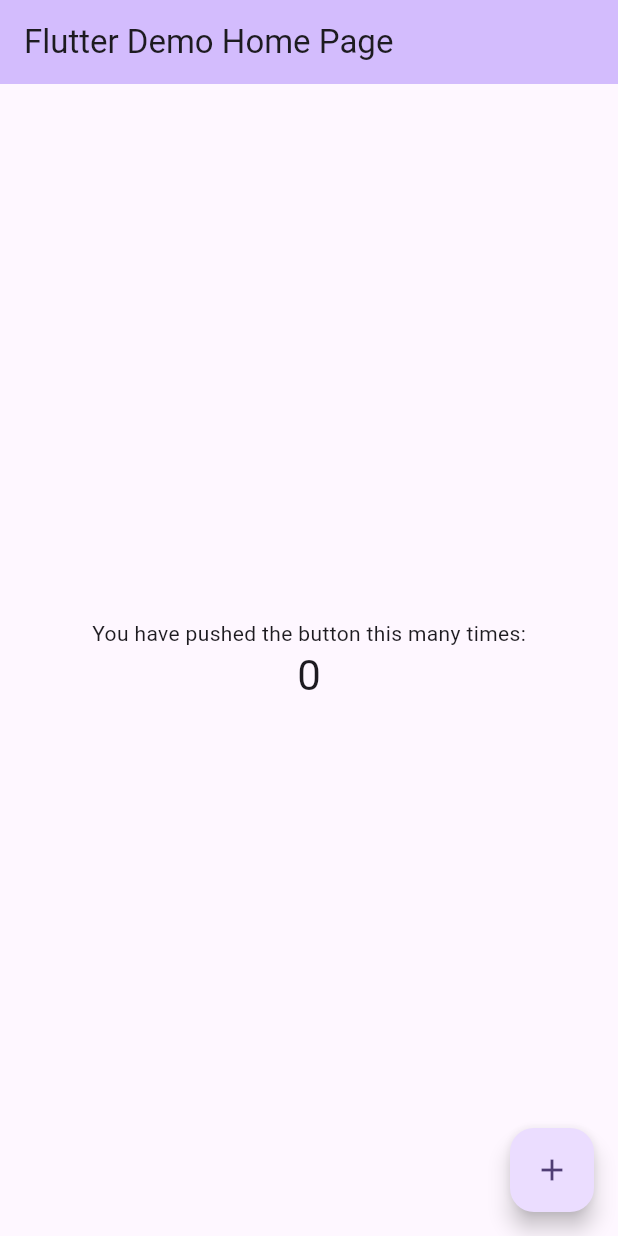
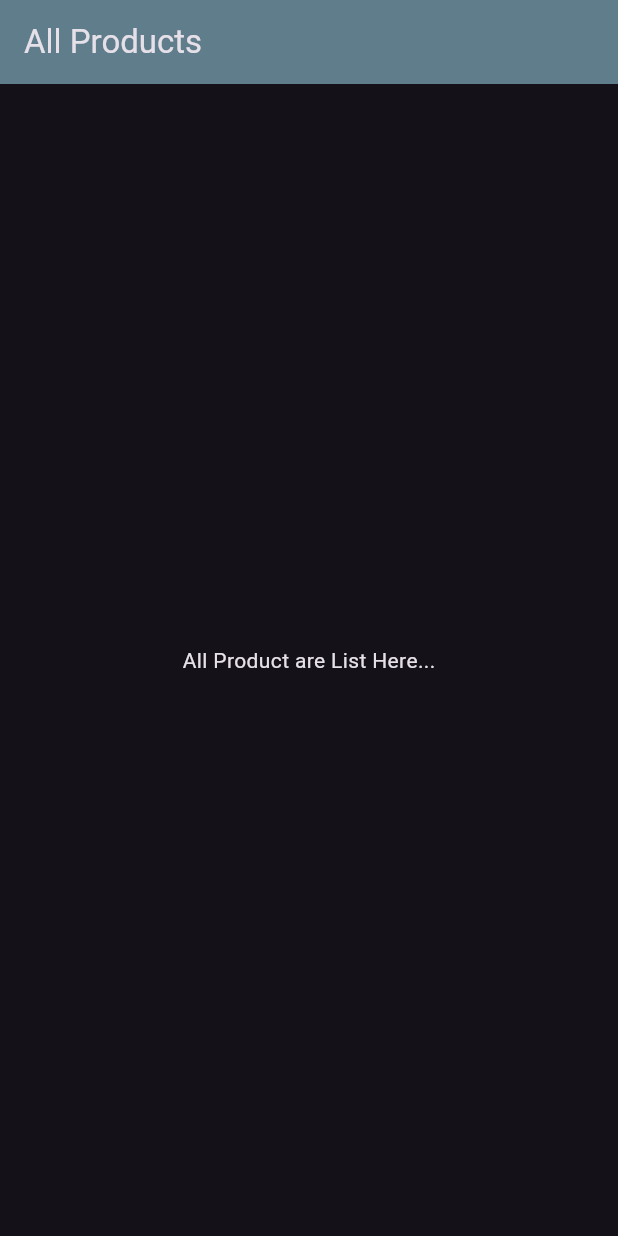
Before and after one commit to Navaskt/sample_ecommerce_app, a Flutter app: the screen it shows after launch, on a phone screen of 412 x 824 dp. Run offline on Flutter 3.47's test engine with Material 3 defaults, Android fonts, the light colour scheme and no system bars; our stand-ins replace dio, flutter_riverpod, freezed_annotation, get_it, injectable, retrofit; generated files the repository leaves out were written again.

Commit message:
Add product feature with DI and API integration
Introduces product feature including domain entities, data models, mappers, remote data source, and presentation screen. Sets up dependency injection using get_it and injectable, integrates Dio and Retrofit for API calls, and updates main.dart to initialize dependencies and show the product screen.

```diff
--- /dev/null
+++ b/lib/core/service/clients/product_client.dart
@@ -0,0 +1,19 @@
+import 'package:dio/dio.dart';
+import 'package:injectable/injectable.dart';
+import 'package:retrofit/retrofit.dart';
+
+import '../../../features/products/data/models/product_model.dart';
+
+part 'product_client.g.dart';
+
+@RestApi(baseUrl: 'https://fakestoreapi.com/products')
+abstract class ProductClient {
+  @factoryMethod
+  factory ProductClient(Dio dio, {String baseUrl}) = _ProductClient;
+
+  @GET('')
+  Future<List<ProductModel>> getAllProduct();
+
+  @GET('/{id}')
+  Future<ProductModel> getProductDetail(@Path("id") int id);
+}
--- /dev/null
+++ b/lib/features/products/presentation/screens/product_screen.dart
@@ -0,0 +1,20 @@
+import 'package:flutter/material.dart';
+import 'package:flutter_riverpod/flutter_riverpod.dart';
+
+class ProductScreen extends ConsumerWidget {
+  const ProductScreen({super.key});
+
+  @override
+  Widget build(BuildContext context, ref) {
+    return Scaffold(
+      appBar: AppBar(
+        title: Text("All Products"),
+        backgroundColor: Colors.blueGrey,
+      ),
+      body: Column(
+        mainAxisAlignment: MainAxisAlignment.center,
+        children: [Center(child: Text("All Product are List Here..."))],
+      ),
+    );
+  }
+}
--- a/lib/main.dart
+++ b/lib/main.dart
@@ -1,7 +1,13 @@
 import 'package:flutter/material.dart';
+import 'package:flutter_riverpod/flutter_riverpod.dart';
+import 'package:sample_ecommerce_app/core/dependency_injection/injection.dart';
+
+import 'features/products/presentation/screens/product_screen.dart';
 
 void main() {
-  runApp(const MyApp());
+  WidgetsFlutterBinding.ensureInitialized();
+  configureDependencies();
+  runApp(ProviderScope(child: const MyApp()));
 }
 
 class MyApp extends StatelessWidget {
@@ -12,111 +18,8 @@ class MyApp extends StatelessWidget {
   Widget build(BuildContext context) {
     return MaterialApp(
       title: 'Flutter Demo',
-      theme: ThemeData(
-        // This is the theme of your application.
-        //
-        // TRY THIS: Try running your application with "flutter run". You'll see
-        // the application has a purple toolbar. Then, without quitting the app,
-        // try changing the seedColor in the colorScheme below to Colors.green
-        // and then invoke "hot reload" (save your changes or press the "hot
-        // reload" button in a Flutter-supported IDE, or press "r" if you used
-        // the command line to start the app).
-        //
-        // Notice that the counter didn't reset back to zero; the application
-        // state is not lost during the reload. To reset the state, use hot
-        // restart instead.
-        //
-        // This works for code too, not just values: Most code changes can be
-        // tested with just a hot reload.
-        colorScheme: ColorScheme.fromSeed(seedColor: Colors.deepPurple),
-      ),
-      home: const MyHomePage(title: 'Flutter Demo Home Page'),
+      theme: ThemeData.dark(),
+      home: const ProductScreen(),
     );
   }
 }
-
-class MyHomePage extends StatefulWidget {
-  const MyHomePage({super.key, required this.title});
-
-  // This widget is the home page of your application. It is stateful, meaning
-  // that it has a State object (defined below) that contains fields that affect
-  // how it looks.
-
-  // This class is the configuration for the state. It holds the values (in this
-  // case the title) provided by the parent (in this case the App widget) and
-  // used by the build method of the State. Fields in a Widget subclass are
-  // always marked "final".
-
-  final String title;
-
-  @override
-  State<MyHomePage> createState() => _MyHomePageState();
-}
-
-class _MyHomePageState extends State<MyHomePage> {
-  int _counter = 0;
-
-  void _incrementCounter() {
-    setState(() {
-      // This call to setState tells the Flutter framework that something has
-      // changed in this State, which causes it to rerun the build method below
-      // so that the display can reflect the updated values. If we changed
-      // _counter without calling setState(), then the build method would not be
-      // called again, and so nothing would appear to happen.
-      _counter++;
-    });
-  }
-
-  @override
-  Widget build(BuildContext context) {
-    // This method is rerun every time setState is called, for instance as done
-    // by the _incrementCounter method above.
-    //
-    // The Flutter framework has been optimized to make rerunning build methods
-    // fast, so that you can just rebuild anything that needs updating rather
-    // than having to individually change instances of widgets.
-    return Scaffold(
-      appBar: AppBar(
-        // TRY THIS: Try changing the color here to a specific color (to
-        // Colors.amber, perhaps?) and trigger a hot reload to see the AppBar
-        // change color while the other colors stay the same.
-        backgroundColor: Theme.of(context).colorScheme.inversePrimary,
-        // Here we take the value from the MyHomePage object that was created by
-        // the App.build method, and use it to set our appbar title.
-        title: Text(widget.title),
-      ),
-      body: Center(
-        // Center is a layout widget. It takes a single child and positions it
-        // in the middle of the parent.
-        child: Column(
-          // Column is also a layout widget. It takes a list of children and
-          // arranges them vertically. By default, it sizes itself to fit its
-          // children horizontally, and tries to be as tall as its parent.
-          //
-          // Column has various properties to control how it sizes itself and
-          // how it positions its children. Here we use mainAxisAlignment to
-          // center the children vertically; the main axis here is the vertical
-          // axis because Columns are vertical (the cross axis would be
-          // horizontal).
-          //
-          // TRY THIS: Invoke "debug painting" (choose the "Toggle Debug Paint"
-          // action in the IDE, or press "p" in the console), to see the
-          // wireframe for each widget.
-          mainAxisAlignment: MainAxisAlignment.center,
-          children: <Widget>[
-            const Text('You have pushed the button this many times:'),
-            Text(
-              '$_counter',
-              style: Theme.of(context).textTheme.headlineMedium,
-            ),
-          ],
-        ),
-      ),
-      floatingActionButton: FloatingActionButton(
-        onPressed: _incrementCounter,
-        tooltip: 'Increment',
-        child: const Icon(Icons.add),
-      ), // This trailing comma makes auto-formatting nicer for build methods.
-    );
-  }
-}
```
Also changed, not shown: lib/core/dependency_injection/injection.dart (added, +12 -0 lines), lib/core/dependency_injection/register_service_module.dart (added, +17 -0 lines), lib/core/service/api/dio_client.dart (added, +11 -0 lines), lib/features/products/data/datasources/product_remote_impl.dart (added, +26 -0 lines), lib/features/products/data/mappers/product_mappers.dart (added, +22 -0 lines), lib/features/products/data/models/product_model.dart (added, +27 -0 lines), lib/features/products/domain/entities/product_entity.dart (added, +22 -0 lines), pubspec.yaml (+17 -33 lines), lib/core/dependency_injection/injection.config.dart (added), lib/core/service/clients/product_client.g.dart (added), lib/features/products/data/models/product_model.freezed.dart (added), lib/features/products/data/models/product_model.g.dart (added), lib/features/products/domain/entities/product_entity.freezed.dart (added), pubspec.lock.
